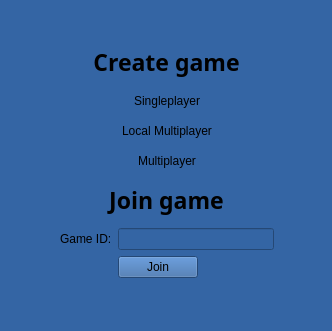
Qt form GUI/StartWindow.ui (dnestorovic/Yamb) before a commit.
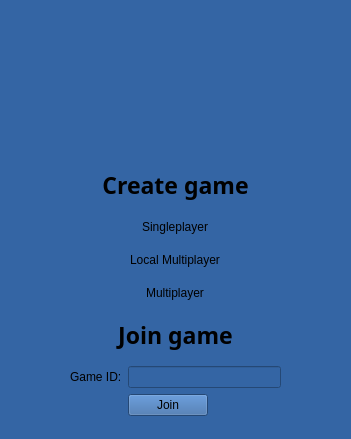
The same form after that commit.

The edit to the form file:
```diff
--- a/GUI/StartWindow.ui
+++ b/GUI/StartWindow.ui
@@ -6,8 +6,8 @@
    <rect>
     <x>0</x>
     <y>0</y>
-    <width>332</width>
-    <height>331</height>
+    <width>351</width>
+    <height>439</height>
    </rect>
   </property>
   <property name="windowTitle">
@@ -19,10 +19,10 @@
   <widget class="QWidget" name="verticalLayoutWidget">
    <property name="geometry">
     <rect>
-     <x>60</x>
-     <y>40</y>
-     <width>214</width>
-     <height>245</height>
+     <x>70</x>
+     <y>160</y>
+     <width>211</width>
+     <height>266</height>
     </rect>
    </property>
    <layout class="QVBoxLayout" name="verticalLayout">
@@ -39,6 +39,12 @@
       <property name="text">
        <string>Create game</string>
       </property>
+      <property name="checkable">
+       <bool>true</bool>
+      </property>
+      <property name="autoExclusive">
+       <bool>true</bool>
+      </property>
       <property name="flat">
        <bool>true</bool>
       </property>
@@ -74,7 +80,7 @@
       </property>
      </widget>
     </item>
-    <item alignment="Qt::AlignHCenter">
+    <item>
      <widget class="QPushButton" name="btnJoinG">
       <property name="font">
        <font>
@@ -87,6 +93,12 @@
       <property name="text">
        <string>Join game</string>
       </property>
+      <property name="checkable">
+       <bool>true</bool>
+      </property>
+      <property name="autoExclusive">
+       <bool>true</bool>
+      </property>
       <property name="flat">
        <bool>true</bool>
       </property>
@@ -128,6 +140,19 @@
     </item>
    </layout>
   </widget>
+  <widget class="QLabel" name="label_2">
+   <property name="geometry">
+    <rect>
+     <x>100</x>
+     <y>30</y>
+     <width>131</width>
+     <height>121</height>
+    </rect>
+   </property>
+   <property name="text">
+    <string/>
+   </property>
+  </widget>
  </widget>
  <resources/>
  <connections/>
```
